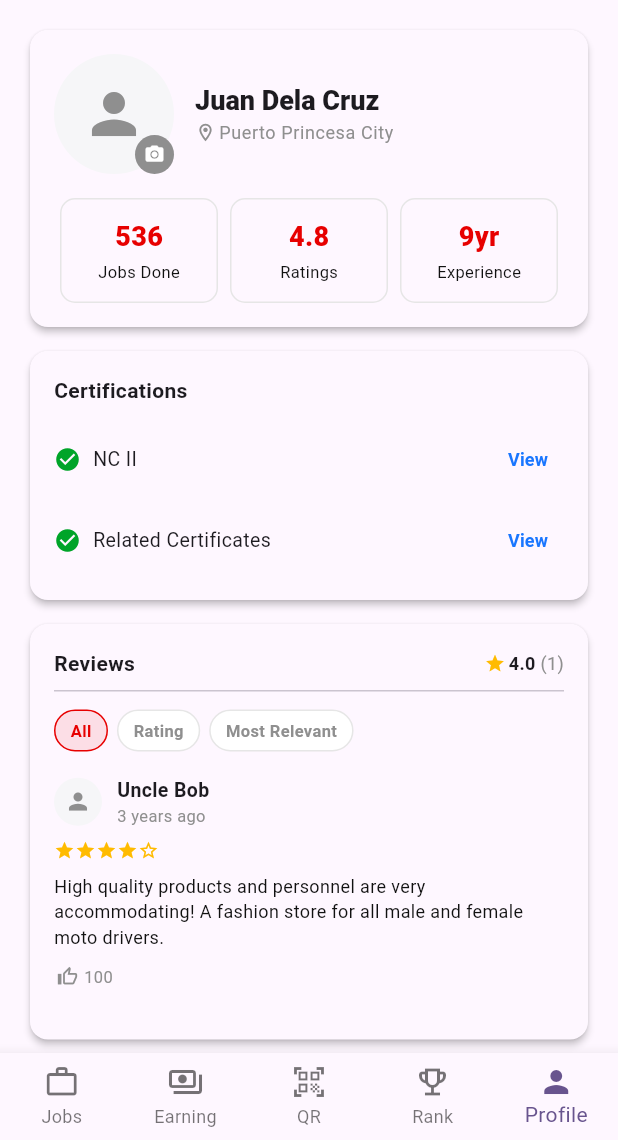
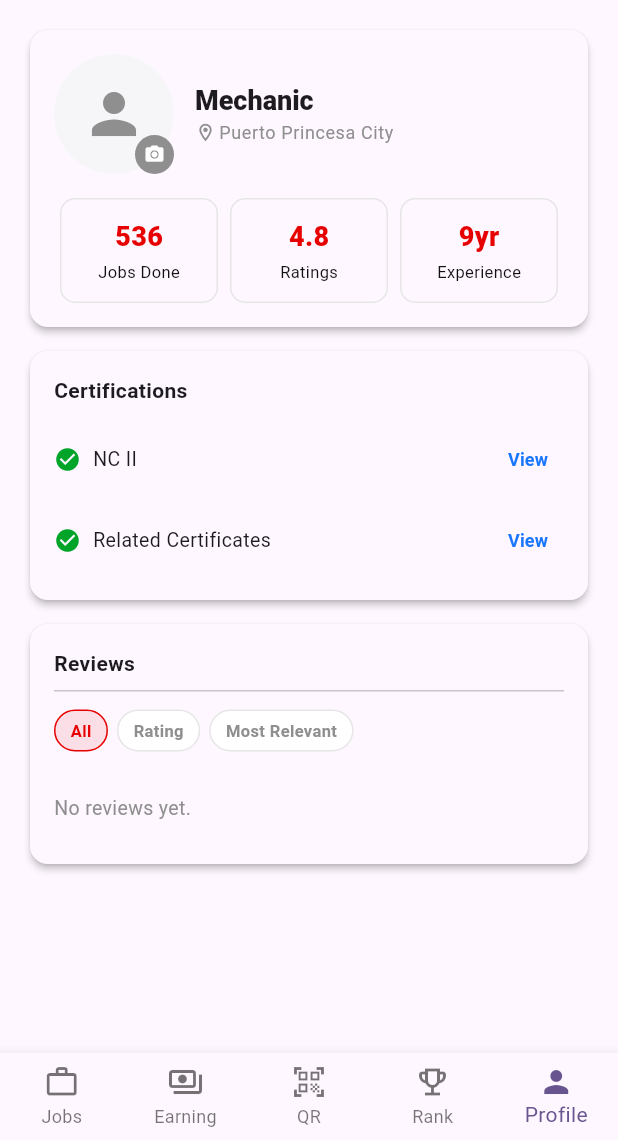
Before and after one commit to SturdyCat23/On-Go, a Flutter app: the MechanicHomeScreen screen opened directly, item 5 of the bottom bar chosen, on a phone screen of 412 x 824 dp, the part 96-1236 px from its top. Run offline on Flutter 3.47's test engine with Material 3 defaults, Android fonts, the phone set to English and light mode, and no system bars; our stand-ins replace file_picker, geolocator, google_sign_in, image_picker, qr_flutter, shared_preferences; missing offline and left inert: livelyness_detection, mobile_scanner; accounts and stored records are empty.

Commit message:
update mechanic profile, changing client active UI in progress

```diff
--- a/lib/data/quote_store.dart
+++ b/lib/data/quote_store.dart
@@ -160,9 +160,18 @@ class QuoteNotificationStore extends ChangeNotifier {
   // Client-facing API (NeedHelpScreen / QuotesScreen / ActiveRequestScreen)
   // ---------------------------------------------------------------------
 
+    /// The most recently submitted request that isn't fully paid off yet —
+  /// pending or matched both count as "active." Deliberately NOT "prefer
+  /// any pending request" (the old behavior): that let a stale pending
+  /// request from earlier testing permanently shadow a newer request that
+  /// had already been matched (e.g. an accepted Emergency job), since
+  /// ActiveRequestScreen treats pending as its own empty state anyway.
   HelpRequest? get activeRequest {
-    final pending = _requests.where((r) => r.status == RequestStatus.pending);
-    if (pending.isNotEmpty) return pending.last;
+    final unfinished = _requests.where((r) => r.status != RequestStatus.completed).toList();
+    if (unfinished.isNotEmpty) {
+      unfinished.sort((a, b) => a.createdAt.compareTo(b.createdAt));
+      return unfinished.last;
+    }
     return _requests.isEmpty ? null : _requests.last;
   }
 
--- a/lib/screens/auth/mechanic_ui/profile/mechanic_profile_screen.dart
+++ b/lib/screens/auth/mechanic_ui/profile/mechanic_profile_screen.dart
@@ -1,5 +1,7 @@
 import 'package:flutter/material.dart';
 import '../../../../data/app_session.dart';
+import '../../../../data/mechanic_account_store.dart';
+import '../../../../data/moderator_data.dart';
 import '../../../../data/review_store.dart';
 import '../../../../theme/app_theme.dart';
 import '../../../../widgets/common_widgets.dart';
@@ -12,32 +14,46 @@ class MechanicProfileScreen extends StatefulWidget {
 }
 
 class _MechanicProfileScreenState extends State<MechanicProfileScreen> {
-  // Todo: replace with the logged-in mechanic's real name once auth exists.
-  // Matches the display name used elsewhere (leaderboard, service history)
-  // — see the note on mechanic identity in QuoteNotificationStore.
-  static const _myName = 'Juan Dela Cruz';
-
-  final _store = ReviewStore.instance;
+  final _reviews = ReviewStore.instance;
+  final _account = MechanicAccountStore.instance;
 
   @override
   void initState() {
     super.initState();
-    _store.addListener(_onChange);
+    _reviews.addListener(_onChange);
+    _account.addListener(_onChange);
   }
 
   @override
   void dispose() {
-    _store.removeListener(_onChange);
+    _reviews.removeListener(_onChange);
+    _account.removeListener(_onChange);
     super.dispose();
   }
 
   void _onChange() => setState(() {});
 
+  String get _approvalNote {
+    if (_account.isDemo) return 'Demo Mode';
+    if (!_account.isRegistered) return '';
+    switch (_account.status) {
+      case ApprovalStatus.pending:
+        return 'Pending Approval';
+      case ApprovalStatus.rejected:
+        return 'Account Rejected';
+      case ApprovalStatus.approved:
+      default:
+        return '';
+    }
+  }
+
   @override
   Widget build(BuildContext context) {
-    final reviews = _store.reviewsFor(_myName);
-    final average = _store.averageRatingFor(_myName);
+    final myName = _account.name.isEmpty ? 'Mechanic' : _account.name;
+    final reviews = _reviews.reviewsFor(myName);
+    final average = _reviews.averageRatingFor(myName);
     final viewerId = AppSession.instance.currentViewerName;
+    final approvalNote = _approvalNote;
 
     return ListView(
       padding: const EdgeInsets.all(20),
@@ -75,7 +91,30 @@ class _MechanicProfileScreenState extends State<MechanicProfileScreen> {
                     child: Column(
                       crossAxisAlignment: CrossAxisAlignment.start,
                       children: [
-                        Text(_myName, style: Theme.of(context).textTheme.titleLarge?.copyWith(fontSize: 18, fontWeight: FontWeight.w800)),
+                        Row(
+                          children: [
+                            Flexible(
+                              child: Text(myName,
+                                  style: Theme.of(context).textTheme.titleLarge?.copyWith(fontSize: 18, fontWeight: FontWeight.w800),
+                                  overflow: TextOverflow.ellipsis),
+                            ),
+                            if (approvalNote.isNotEmpty) ...[
+                              const SizedBox(width: 8),
+                              Container(
+                                padding: const EdgeInsets.symmetric(horizontal: 8, vertical: 3),
+                                decoration: BoxDecoration(
+                                  color: (approvalNote == 'Account Rejected' ? AppColors.primary : AppColors.yellow).withValues(alpha: 0.15),
+                                  borderRadius: BorderRadius.circular(10),
+                                ),
+                                child: Text(approvalNote,
+                                    style: TextStyle(
+                                        fontSize: 10,
+                                        fontWeight: FontWeight.w700,
+                                        color: approvalNote == 'Account Rejected' ? AppColors.primary : const Color(0xFFB07A00))),
+                              ),
+                            ],
+                          ],
+                        ),
                         const SizedBox(height: 2),
                         Row(
                           children: [
@@ -167,7 +206,7 @@ class _MechanicProfileScreenState extends State<MechanicProfileScreen> {
                         comment: r.comment.isEmpty ? '(No comment left)' : r.comment,
                         helpfulCount: r.helpfulCount,
                         likedByMe: r.likedByViewer(viewerId),
-                        onToggleLike: () => _store.toggleHelpful(r.id),
+                        onToggleLike: () => _reviews.toggleHelpful(r.id),
                       ),
                     )),
             ],
```
